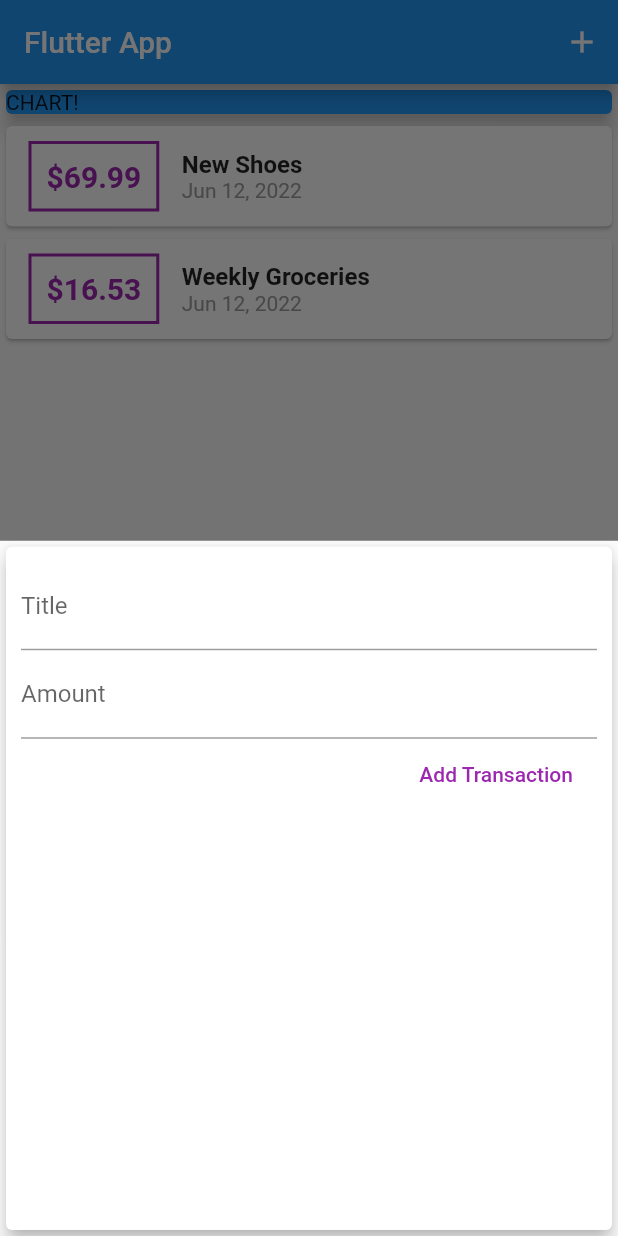
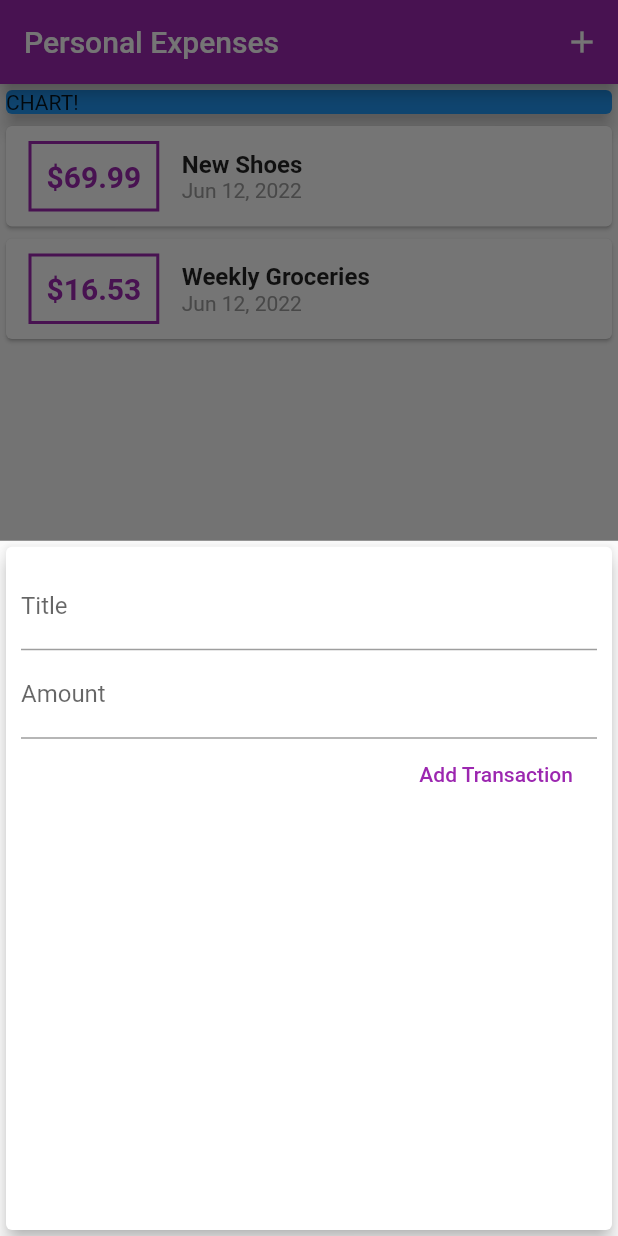
Before and after one commit to quangkhatran/expenses_planner, a Flutter app: the screen it shows after launch, after a tap on the "add" icon, on a phone screen of 412 x 824 dp. Run offline on Flutter 3.47's test engine with Material 2 defaults, Android fonts, the phone set to English and light mode, and no system bars.

Commit message:
add ThemeData

```diff
--- a/lib/main.dart
+++ b/lib/main.dart
@@ -9,7 +9,11 @@ class MyApp extends StatelessWidget {
   @override
   Widget build(BuildContext context) {
     return MaterialApp(
-      title: 'Flutter App',
+      title: 'Personal Expenses',
+      theme: ThemeData(
+        primarySwatch: Colors.purple,
+        accentColor: Colors.amber,
+      ),
       home: MyHomePage(),
     );
   }
@@ -61,7 +65,7 @@ class _MyHomePageState extends State<MyHomePage> {
   Widget build(BuildContext context) {
     return Scaffold(
       appBar: AppBar(
-        title: Text('Flutter App'),
+        title: Text('Personal Expenses'),
         actions: <Widget>[
           IconButton(
             icon: Icon(Icons.add),
--- a/lib/widgets/new_transaction.dart
+++ b/lib/widgets/new_transaction.dart
@@ -1,11 +1,18 @@
 import 'package:flutter/material.dart';
 
-class NewTransaction extends StatelessWidget {
+class NewTransaction extends StatefulWidget {
   final Function addTx;
-  String titleInput;
-  String amountInput;
 
   NewTransaction(this.addTx);
+
+  @override
+  State<NewTransaction> createState() => _NewTransactionState();
+}
+
+class _NewTransactionState extends State<NewTransaction> {
+  String titleInput;
+
+  String amountInput;
 
   void submitData() {
     final enteredTitle = titleInput;
@@ -13,7 +20,10 @@ class NewTransaction extends StatelessWidget {
     if (enteredTitle.isEmpty || enteredAmount <= 0) {
       return;
     }
-    addTx(titleInput, double.parse(amountInput));
+
+    widget.addTx(titleInput, double.parse(amountInput));
+
+    Navigator.of(context).pop();
   }
 
   @override
--- a/lib/widgets/transaction_list.dart
+++ b/lib/widgets/transaction_list.dart
@@ -23,7 +23,7 @@ class TransactionList extends StatelessWidget {
                   ),
                   decoration: BoxDecoration(
                     border: Border.all(
-                      color: Colors.purple,
+                      color: Theme.of(context).primaryColor,
                       width: 2,
                     ),
                   ),
@@ -33,7 +33,7 @@ class TransactionList extends StatelessWidget {
                     style: TextStyle(
                       fontWeight: FontWeight.bold,
                       fontSize: 20,
-                      color: Colors.purple,
+                      color: Theme.of(context).primaryColor,
                     ),
                   ),
                 ),
```
